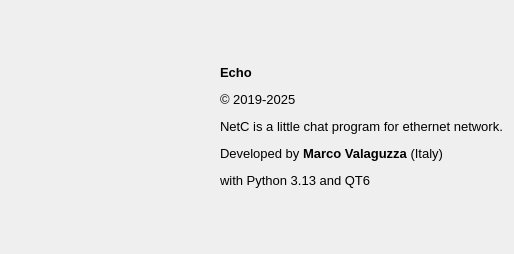
The window that source/qtdesigner/program_info_ui.ui (MValaguz/Echo) describes before a commit, drawn with Qt 5.
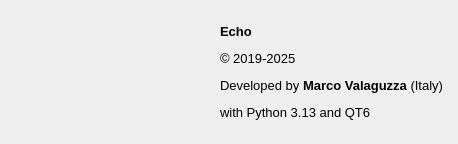
The same window after the commit. Icons and pictures are not drawn.

The edit to the form file:
```diff
--- a/source/qtdesigner/program_info_ui.ui
+++ b/source/qtdesigner/program_info_ui.ui
@@ -6,8 +6,8 @@
    <rect>
     <x>0</x>
     <y>0</y>
-    <width>514</width>
-    <height>254</height>
+    <width>458</width>
+    <height>144</height>
    </rect>
   </property>
   <property name="windowTitle">
@@ -23,14 +23,14 @@
      <item row="0" column="0">
       <widget class="QLabel" name="label">
        <property name="text">
-        <string>&lt;html&gt;&lt;head/&gt;&lt;body&gt;&lt;p&gt;&lt;img src=&quot;:/icons/icons/python.gif&quot;/&gt;&lt;/p&gt;&lt;p&gt;&lt;img src=&quot;:/icons/icons/qt.gif&quot;/&gt;&lt;/p&gt;&lt;/body&gt;&lt;/html&gt;</string>
+        <string>&lt;html&gt;&lt;head/&gt;&lt;body&gt;&lt;p&gt;&lt;img src=&quot;:/icons/icons/python.gif&quot;/&gt;&lt;img src=&quot;:/icons/icons/qt.gif&quot;/&gt;&lt;/p&gt;&lt;/body&gt;&lt;/html&gt;</string>
        </property>
       </widget>
      </item>
      <item row="0" column="1">
       <widget class="QLabel" name="label_2">
        <property name="text">
-        <string>&lt;html&gt;&lt;head/&gt;&lt;body&gt;&lt;p&gt;&lt;span style=&quot; font-size:10pt; font-weight:600;&quot;&gt;Echo&lt;/span&gt;&lt;/p&gt;&lt;p&gt;&lt;span style=&quot; font-size:10pt;&quot;&gt;© 2019-2025&lt;/span&gt;&lt;/p&gt;&lt;p&gt;&lt;span style=&quot; font-size:10pt;&quot;&gt;NetC is a little chat program for ethernet network.&lt;/span&gt;&lt;/p&gt;&lt;p&gt;&lt;span style=&quot; font-size:10pt;&quot;&gt;Developed by &lt;/span&gt;&lt;span style=&quot; font-size:10pt; font-weight:600;&quot;&gt;Marco Valaguzza&lt;/span&gt;&lt;span style=&quot; font-size:10pt;&quot;&gt; (Italy) &lt;/span&gt;&lt;/p&gt;&lt;p&gt;&lt;span style=&quot; font-size:10pt;&quot;&gt;with Python 3.13 and QT6&lt;/span&gt;&lt;/p&gt;&lt;/body&gt;&lt;/html&gt;</string>
+        <string>&lt;html&gt;&lt;head/&gt;&lt;body&gt;&lt;p&gt;&lt;span style=&quot; font-size:10pt; font-weight:600;&quot;&gt;Echo&lt;/span&gt;&lt;/p&gt;&lt;p&gt;&lt;span style=&quot; font-size:10pt;&quot;&gt;© 2019-2025&lt;/span&gt;&lt;/p&gt;&lt;p&gt;&lt;span style=&quot; font-size:10pt;&quot;&gt;Developed by &lt;/span&gt;&lt;span style=&quot; font-size:10pt; font-weight:600;&quot;&gt;Marco Valaguzza&lt;/span&gt;&lt;span style=&quot; font-size:10pt;&quot;&gt; (Italy) &lt;/span&gt;&lt;/p&gt;&lt;p&gt;&lt;span style=&quot; font-size:10pt;&quot;&gt;with Python 3.13 and QT6&lt;/span&gt;&lt;/p&gt;&lt;/body&gt;&lt;/html&gt;</string>
        </property>
        <property name="alignment">
         <set>Qt::AlignLeading|Qt::AlignLeft|Qt::AlignVCenter</set>
```
